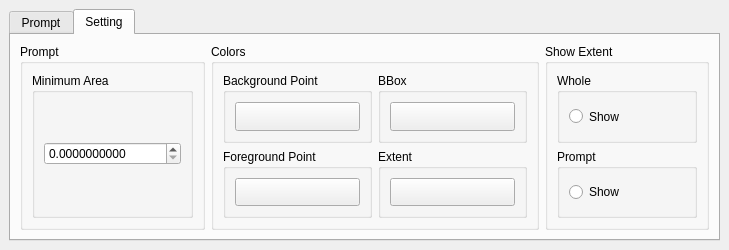
coolzhao/Geo-SAM, file ui/Selector.ui: the form before one commit.
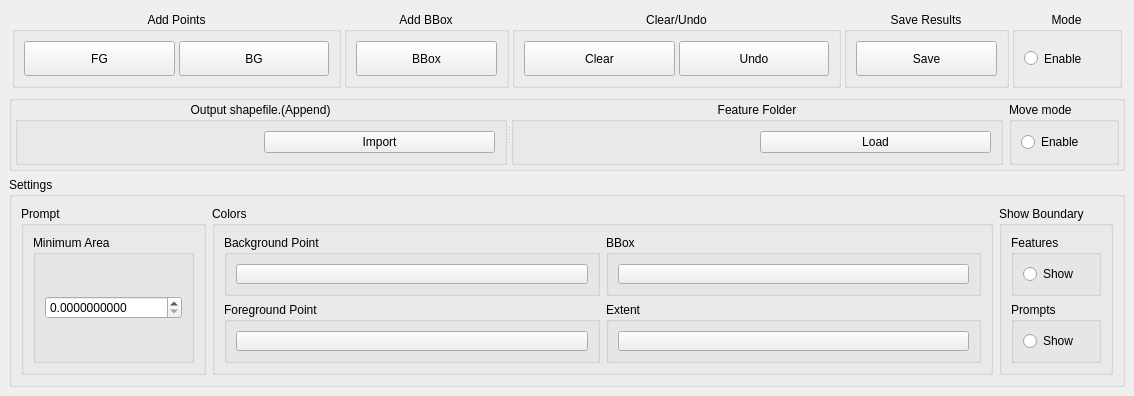
The form after the commit. The open tabs and pages were chosen to show the change. Custom widgets are drawn as their Qt base class.

Commit message: change settings to bottom

```diff
--- a/ui/Selector.ui
+++ b/ui/Selector.ui
@@ -6,20 +6,20 @@
    <rect>
     <x>0</x>
     <y>0</y>
-    <width>682</width>
-    <height>250</height>
+    <width>1134</width>
+    <height>396</height>
    </rect>
   </property>
   <property name="minimumSize">
    <size>
-    <width>682</width>
-    <height>250</height>
+    <width>1038</width>
+    <height>377</height>
    </size>
   </property>
   <property name="maximumSize">
    <size>
     <width>524287</width>
-    <height>350</height>
+    <height>524287</height>
    </size>
   </property>
   <property name="features">
@@ -38,26 +38,13 @@
    <property name="maximumSize">
     <size>
      <width>16777215</width>
-     <height>350</height>
+     <height>16777215</height>
     </size>
    </property>
-   <layout class="QGridLayout" name="gridLayout_10">
+   <layout class="QGridLayout" name="gridLayout">
     <item row="0" column="0">
-     <widget class="QTabWidget" name="tabWidget">
-      <property name="currentIndex">
-       <number>0</number>
-      </property>
-      <widget class="QWidget" name="Prompt">
-       <attribute name="title">
-        <string>Prompt</string>
-       </attribute>
-       <layout class="QGridLayout" name="gridLayout_22">
-        <item row="0" column="0">
-         <layout class="QGridLayout" name="gridLayout_21">
-          <property name="verticalSpacing">
-           <number>0</number>
-          </property>
-          <item row="0" column="0">
+     <layout class="QVBoxLayout" name="verticalLayout" stretch="1,1,2">
+      <item>
            <widget class="QFrame" name="Top">
             <property name="sizePolicy">
              <sizepolicy hsizetype="Preferred" vsizetype="Preferred">
@@ -65,6 +52,12 @@
               <verstretch>0</verstretch>
              </sizepolicy>
             </property>
+        <property name="minimumSize">
+         <size>
+          <width>0</width>
+          <height>80</height>
+         </size>
+        </property>
             <property name="maximumSize">
              <size>
               <width>16777215</width>
@@ -355,8 +348,8 @@
             </layout>
            </widget>
           </item>
-          <item row="1" column="0">
-           <widget class="QgsCollapsibleGroupBox" name="Bottom">
+      <item>
+       <widget class="QgsCollapsibleGroupBox" name="Middle">
             <property name="sizePolicy">
              <sizepolicy hsizetype="Preferred" vsizetype="Preferred">
               <horstretch>0</horstretch>
@@ -372,7 +365,7 @@
             <property name="saveCollapsedState">
              <bool>false</bool>
             </property>
-            <layout class="QHBoxLayout" name="horizontalLayout" stretch="9,0">
+        <layout class="QHBoxLayout" name="horizontalLayout" stretch="9,1">
              <property name="leftMargin">
               <number>3</number>
              </property>
@@ -474,7 +467,7 @@
               </widget>
              </item>
              <item>
-              <widget class="QGroupBox" name="groupBox">
+          <widget class="QGroupBox" name="groupBox_2">
                <property name="toolTip">
                 <string>execute SAM with move mode (M)</string>
                </property>
@@ -504,19 +497,20 @@
             </layout>
            </widget>
           </item>
-         </layout>
-        </item>
-       </layout>
-      </widget>
-      <widget class="QWidget" name="Setting">
-       <attribute name="title">
-        <string>Setting</string>
-       </attribute>
-       <layout class="QGridLayout" name="gridLayout_14">
-        <item row="0" column="0">
-         <layout class="QGridLayout" name="gridLayout" columnstretch="1,2,1">
-          <item row="0" column="0">
-           <widget class="QGroupBox" name="groupBox">
+      <item>
+       <widget class="QgsCollapsibleGroupBox" name="Settings">
+        <property name="maximumSize">
+         <size>
+          <width>16777215</width>
+          <height>400</height>
+         </size>
+        </property>
+        <property name="title">
+         <string>Settings</string>
+        </property>
+        <layout class="QHBoxLayout" name="horizontalLayout_5" stretch="1,9,1">
+         <item>
+          <widget class="QGroupBox" name="groupBox_3">
             <property name="minimumSize">
              <size>
               <width>0</width>
@@ -528,7 +522,7 @@
             </property>
             <layout class="QGridLayout" name="gridLayout_8">
              <item row="0" column="0">
-              <widget class="QGroupBox" name="groupBox">
+             <widget class="QGroupBox" name="groupBox_4">
                <property name="title">
                 <string>Minimum Area</string>
                </property>
@@ -549,14 +543,14 @@
             </layout>
            </widget>
           </item>
-          <item row="0" column="1">
-           <widget class="QGroupBox" name="groupBox_2">
+         <item>
+          <widget class="QGroupBox" name="groupBox_5">
             <property name="title">
              <string>Colors</string>
             </property>
             <layout class="QGridLayout" name="gridLayout_5">
              <item row="0" column="0">
-              <widget class="QGroupBox" name="groupBox_4">
+             <widget class="QGroupBox" name="groupBox_6">
                <property name="title">
                 <string>Background Point</string>
                </property>
@@ -581,7 +575,7 @@
               </widget>
              </item>
              <item row="0" column="1">
-              <widget class="QGroupBox" name="groupBox">
+             <widget class="QGroupBox" name="groupBox_7">
                <property name="title">
                 <string>BBox</string>
                </property>
@@ -605,33 +599,8 @@
                </layout>
               </widget>
              </item>
-             <item row="1" column="0">
-              <widget class="QGroupBox" name="groupBox_3">
-               <property name="title">
-                <string>Foreground Point</string>
-               </property>
-               <layout class="QGridLayout" name="gridLayout_18">
-                <item row="0" column="0">
-                 <widget class="QgsColorButton" name="mColorButton_3">
-                  <property name="sizePolicy">
-                   <sizepolicy hsizetype="Preferred" vsizetype="Preferred">
-                    <horstretch>0</horstretch>
-                    <verstretch>0</verstretch>
-                   </sizepolicy>
-                  </property>
-                  <property name="minimumSize">
-                   <size>
-                    <width>15</width>
-                    <height>16</height>
-                   </size>
-                  </property>
-                 </widget>
-                </item>
-               </layout>
-              </widget>
-             </item>
              <item row="1" column="1">
-              <widget class="QGroupBox" name="groupBox_2">
+             <widget class="QGroupBox" name="groupBox_8">
                <property name="title">
                 <string>Extent</string>
                </property>
@@ -655,19 +624,44 @@
                </layout>
               </widget>
              </item>
+            <item row="1" column="0">
+             <widget class="QGroupBox" name="groupBox_9">
+              <property name="title">
+               <string>Foreground Point</string>
+              </property>
+              <layout class="QGridLayout" name="gridLayout_18">
+               <item row="0" column="0">
+                <widget class="QgsColorButton" name="mColorButton_3">
+                 <property name="sizePolicy">
+                  <sizepolicy hsizetype="Preferred" vsizetype="Preferred">
+                   <horstretch>0</horstretch>
+                   <verstretch>0</verstretch>
+                  </sizepolicy>
+                 </property>
+                 <property name="minimumSize">
+                  <size>
+                   <width>15</width>
+                   <height>16</height>
+                  </size>
+                 </property>
+                </widget>
+               </item>
             </layout>
            </widget>
           </item>
-          <item row="0" column="2">
-           <widget class="QGroupBox" name="groupBox_3">
+           </layout>
+          </widget>
+         </item>
+         <item>
+          <widget class="QGroupBox" name="groupBox_10">
             <property name="title">
-             <string>Show Extent</string>
+            <string>Show Boundary</string>
             </property>
             <layout class="QGridLayout" name="gridLayout_13">
              <item row="0" column="1">
-              <widget class="QGroupBox" name="groupBox_5">
+             <widget class="QGroupBox" name="groupBox_11">
                <property name="title">
-                <string>Whole</string>
+               <string>Features</string>
                </property>
                <layout class="QGridLayout" name="gridLayout_9">
                 <item row="0" column="0">
@@ -699,9 +693,9 @@
               </widget>
              </item>
              <item row="1" column="1">
-              <widget class="QGroupBox" name="groupBox_6">
+             <widget class="QGroupBox" name="groupBox_12">
                <property name="title">
-                <string>Prompt</string>
+               <string>Prompts</string>
                </property>
                <layout class="QGridLayout" name="gridLayout_20">
                 <item row="0" column="0">
@@ -724,10 +718,9 @@
            </widget>
           </item>
          </layout>
-        </item>
-       </layout>
-      </widget>
-     </widget>
+       </widget>
+      </item>
+     </layout>
     </item>
    </layout>
   </widget>
```
Lines whose indentation alone changed are shown as unchanged.
